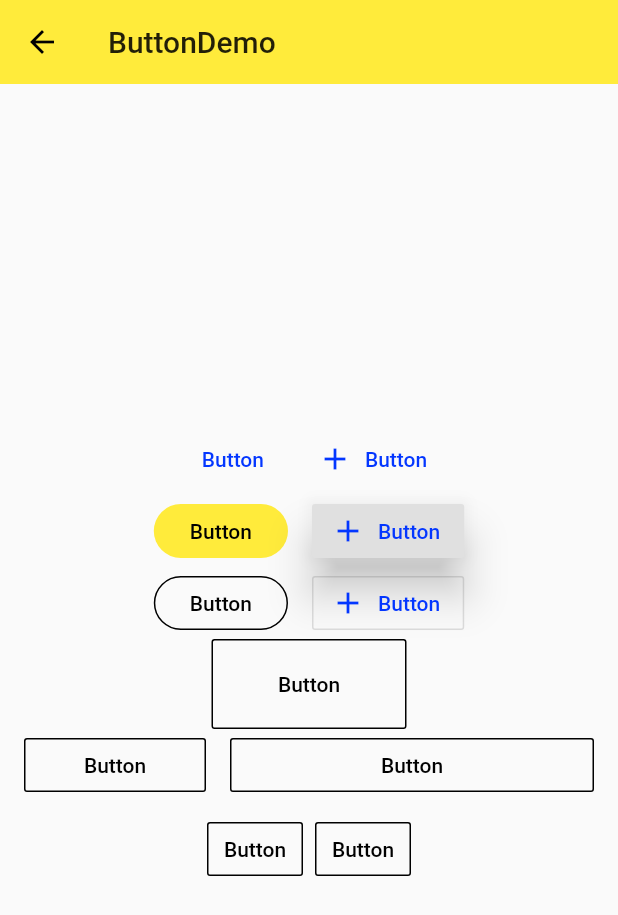
After one commit to OitmPractice/flutter_learning, a Flutter app: the screen it shows after launch, after a tap on "Button", on a phone screen of 412 x 824 dp. The commit adds this screen. Shown: the top 915 px of the screen. Run offline on Flutter 3.47's test engine with Material 2 defaults, Android fonts, the phone set to English and light mode, and no system bars.

Commit message:
button 学习

```diff
--- /dev/null
+++ b/lib/demo/button_demo.dart
@@ -0,0 +1,199 @@
+import 'package:flutter/material.dart';
+
+class ButtonDemo extends StatelessWidget {
+  @override
+  Widget build(BuildContext context) {
+    final Widget flatButtonDemo = Row(
+      mainAxisAlignment: MainAxisAlignment.center,
+      children: <Widget>[
+        FlatButton(
+          child: Text('Button'),
+          onPressed: () {},
+          splashColor: Colors.grey,
+          textColor: Theme.of(context).accentColor,
+        ),
+        FlatButton.icon(
+          icon: Icon(Icons.add),
+          label: Text('Button'),
+          onPressed: () {},
+          splashColor: Colors.grey,
+          textColor: Theme.of(context).accentColor,
+        ),
+      ],
+    );
+
+    final Widget raisedButtonDemo = Row(
+      mainAxisAlignment: MainAxisAlignment.center,
+      children: <Widget>[
+        Theme(
+          data: Theme.of(context).copyWith(
+            buttonColor: Theme.of(context).accentColor,
+            buttonTheme: ButtonThemeData(
+                textTheme: ButtonTextTheme.primary,
+                // shape: BeveledRectangleBorder(
+                //   borderRadius: BorderRadius.circular(5.0)
+                // ),
+                shape: StadiumBorder() // 圆角
+                ),
+          ),
+          child: RaisedButton(
+            child: Text('Button'),
+            onPressed: () {},
+            splashColor: Colors.grey,
+            elevation: 0.0,
+            // color: Theme.of(context).accentColor,
+            // textColor: Colors.white,
+            // textTheme: ButtonTextTheme.primary,
+          ),
+        ),
+        SizedBox(
+          width: 16.0,
+        ),
+        RaisedButton.icon(
+          icon: Icon(Icons.add),
+          label: Text('Button'),
+          onPressed: () {},
+          splashColor: Colors.grey,
+          elevation: 12.0,
+          textColor: Theme.of(context).accentColor,
+        ),
+      ],
+    );
+
+    final Widget outlineButtonDemo = Row(
+      mainAxisAlignment: MainAxisAlignment.center,
+      children: <Widget>[
+        Theme(
+          data: Theme.of(context).copyWith(
+            buttonColor: Theme.of(context).accentColor,
+            buttonTheme: ButtonThemeData(
+                textTheme: ButtonTextTheme.primary,
+                // shape: BeveledRectangleBorder(
+                //   borderRadius: BorderRadius.circular(5.0)
+                // ),
+                shape: StadiumBorder() // 圆角
+                ),
+          ),
+          child: OutlineButton(
+            child: Text('Button'),
+            onPressed: () {},
+            splashColor: Colors.grey,
+            borderSide: BorderSide(color: Colors.black),
+            textColor: Colors.black,
+            highlightedBorderColor: Colors.grey,
+          ),
+        ),
+        SizedBox(
+          width: 16.0,
+        ),
+        OutlineButton.icon(
+          icon: Icon(Icons.add),
+          label: Text('Button'),
+          onPressed: () {},
+          splashColor: Colors.grey,
+          textColor: Theme.of(context).accentColor,
+        ),
+      ],
+    );
+
+    final Widget fixedWidthButton = Row(
+      mainAxisAlignment: MainAxisAlignment.center,
+      children: <Widget>[
+        Container(
+          width: 130.0,
+          height: 60,
+          child: OutlineButton(
+            child: Text('Button'),
+            onPressed: () {},
+            splashColor: Colors.grey,
+            borderSide: BorderSide(color: Colors.black),
+            textColor: Colors.black,
+            highlightedBorderColor: Colors.grey,
+          ),
+        )
+      ],
+    );
+
+    final Widget expandedButton = Row(
+      mainAxisAlignment: MainAxisAlignment.center,
+      children: <Widget>[
+        Expanded(
+          child: OutlineButton(
+            child: Text('Button'),
+            onPressed: () {},
+            splashColor: Colors.grey,
+            borderSide: BorderSide(color: Colors.black),
+            textColor: Colors.black,
+            highlightedBorderColor: Colors.grey,
+          ),
+        ),
+        SizedBox(
+          width: 16,
+        ),
+        Expanded(
+          flex: 2,
+          child: OutlineButton(
+            child: Text('Button'),
+            onPressed: () {},
+            splashColor: Colors.grey,
+            borderSide: BorderSide(color: Colors.black),
+            textColor: Colors.black,
+            highlightedBorderColor: Colors.grey,
+          ),
+        )
+      ],
+    );
+
+    final Widget buttonBarDemo = Row(
+      mainAxisAlignment: MainAxisAlignment.center,
+      children: <Widget>[
+        Theme(
+          data: Theme.of(context).copyWith(
+              buttonTheme: ButtonThemeData(
+                  padding: EdgeInsets.symmetric(horizontal: 32.0))),
+          child: ButtonBar(
+            children: <Widget>[
+              OutlineButton(
+                child: Text('Button'),
+                onPressed: () {},
+                splashColor: Colors.grey,
+                borderSide: BorderSide(color: Colors.black),
+                textColor: Colors.black,
+                highlightedBorderColor: Colors.grey,
+              ),
+              OutlineButton(
+                child: Text('Button'),
+                onPressed: () {},
+                splashColor: Colors.grey,
+                borderSide: BorderSide(color: Colors.black),
+                textColor: Colors.black,
+                highlightedBorderColor: Colors.grey,
+              ),
+            ],
+          ),
+        )
+      ],
+    );
+
+    return Scaffold(
+      appBar: AppBar(
+        title: Text('ButtonDemo'),
+        elevation: 0.0,
+      ),
+      body: Container(
+        padding: EdgeInsets.all(16.0),
+        child: Column(
+          mainAxisAlignment: MainAxisAlignment.center,
+          children: <Widget>[
+            flatButtonDemo,
+            raisedButtonDemo,
+            outlineButtonDemo,
+            fixedWidthButton,
+            expandedButton,
+            buttonBarDemo
+          ],
+        ),
+      ),
+    );
+  }
+}
--- a/lib/demo/material_component.dart
+++ b/lib/demo/material_component.dart
@@ -1,4 +1,7 @@
 import 'package:flutter/material.dart';
+import './button_demo.dart';
+import './floating_action_button_demo.dart';
+import './popup_menu_button_demo.dart';
 
 class MeterialComponents extends StatelessWidget {
   @override
@@ -11,9 +14,17 @@ class MeterialComponents extends StatelessWidget {
       body: ListView(
         children: <Widget>[
            ListItem(
-             title: 'FloatingActionButton',
-             page: FloatingActionButtonDemo(),
-           )
+            title: 'PopupMenuButton',
+            page: PopupMenuButtonDemo(),
+          ),
+          ListItem(
+            title: 'Button',
+            page: ButtonDemo(),
+          ),
+          ListItem(
+            title: 'FloatingActionButton',
+            page: FloatingActionButtonDemo(),
+          ),
         ],
       ),
     );
@@ -22,42 +33,30 @@ class MeterialComponents extends StatelessWidget {
 
 
 
-class FloatingActionButtonDemo extends StatelessWidget {
+class _WidgetDemo extends StatelessWidget {
   @override
   Widget build(BuildContext context) {
-
-    final Widget _floatingActionButton =FloatingActionButton(
-      onPressed: (){},
-      child: Icon(Icons.add),
-      elevation: 0.0,//跟阴影的距离
-      backgroundColor: Colors.black87,
-      // shape: BeveledRectangleBorder(
-      //   borderRadius: BorderRadius.circular(10)
-      // ),
-    );
-
-    final Widget _floatingActionButtonExtended = FloatingActionButton.extended(
-      onPressed: (){},
-      icon: Icon(Icons.add),
-      label: Text('Add'),
-    );
-    return  Scaffold(
+    return Scaffold(
       appBar: AppBar(
-        title: Text('FloatingActionButtonDemo'),
+        title: Text('_WidgetDemo'),
         elevation: 0.0,
       ),
-      floatingActionButton: _floatingActionButton,
-      floatingActionButtonLocation: FloatingActionButtonLocation.centerDocked,
-      bottomNavigationBar: BottomAppBar(
-        child: Container(
-          height: 80,
+      body: Container(
+        padding: EdgeInsets.all(16.0),
+        child: Column(
+          mainAxisAlignment: MainAxisAlignment.center,
+          children: <Widget>[
+            Row(
+              mainAxisAlignment: MainAxisAlignment.center,
+              children: <Widget>[],
+            )
+          ],
         ),
-        shape: CircularNotchedRectangle(),
       ),
-      // floatingActionButton: _floatingActionButtonExtended,
     );
   }
 }
+
 
 class ListItem extends StatelessWidget {
   final String title;
@@ -72,7 +71,7 @@ class ListItem extends StatelessWidget {
   Widget build(BuildContext context) {
     return ListTile(
       title: Text(title),
-      onTap: (){
+      onTap: () {
         Navigator.of(context).push(
           MaterialPageRoute(
             builder: (context) => page,
```
Also changed, not shown: lib/demo/floating_action_button_demo.dart (added, +37 -0 lines), lib/demo/popup_menu_button_demo.dart (added, +56 -0 lines).
